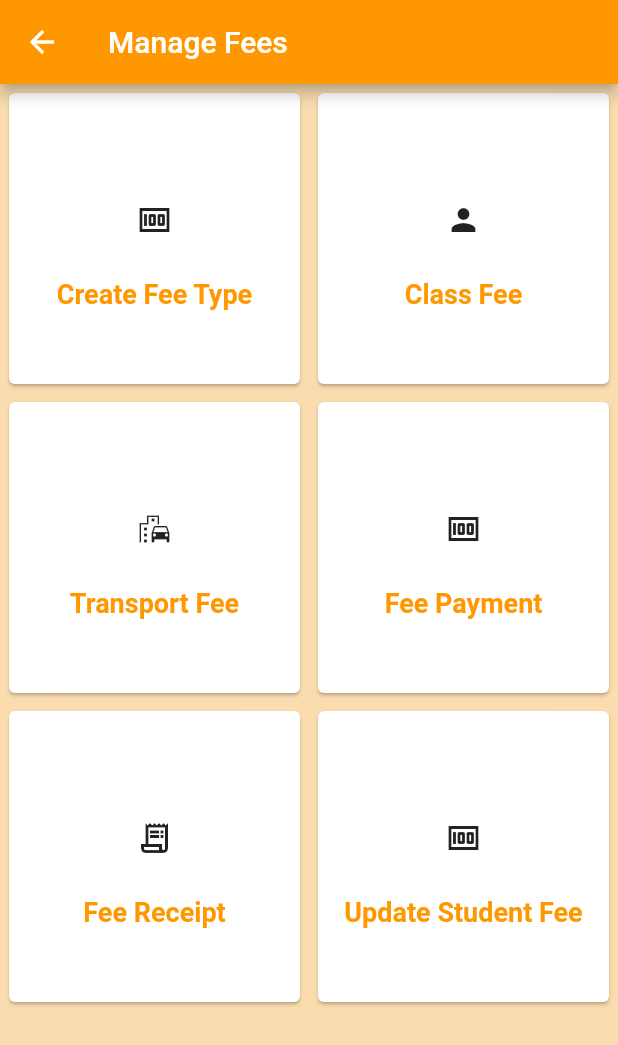
After one commit to plasticpontechnologies/erp_android_app, a Flutter app: the ManageFeesScreen screen opened directly, on a phone screen of 412 x 824 dp. The commit adds this screen. Shown: the top 1045 px of the screen. Run offline on Flutter 3.47's test engine with Material 2 defaults, Android fonts, the phone set to English and light mode, and no system bars; our stand-ins replace image_picker, share; missing offline and left inert: flutter_clean_calendar.

Commit message:
commit
Signed-off-by: plasticpontechnologies <plasticontechnologies@gmail.com>

```diff
--- /dev/null
+++ b/lib/ManageFees.dart
@@ -0,0 +1,129 @@
+import 'package:flutter/material.dart';
+import 'package:flutter_app_erp/TABS/MainTabScreen.dart';
+// import 'package:font_awesome_flutter/font_awesome_flutter.dart';
+
+// import 'TABS/SchoolInformation.dart';
+
+// import 'BMIDetailScreen.dart';
+
+class ManageFeesScreen extends StatefulWidget {
+  const ManageFeesScreen({Key key}) : super(key: key);
+  @override
+  _ManageFeesScreenState createState() => _ManageFeesScreenState();
+}
+
+class _ManageFeesScreenState extends State<ManageFeesScreen> {
+  List<IconData> icons = [
+    Icons.money,
+    Icons.person,
+    Icons.emoji_transportation,
+    Icons.money,
+    Icons.receipt_long_outlined,
+    Icons.money
+  ];
+  List<Color> colors = [
+    Colors.purple,
+    Colors.lightGreen,
+    Colors.orange,
+    Colors.blue,
+    Colors.red,
+    Colors.green
+  ];
+
+  var arrList = [];
+
+  double _currentSliderValue = 20;
+
+  @override
+  Widget build(BuildContext context) {
+    Size screenSize = MediaQuery.of(context).size;
+
+    return Scaffold(
+      appBar: AppBar(
+        title: Text('Manage Fees'),
+        backgroundColor: (Colors.orange),
+        leading: IconButton(
+            icon: Icon(
+              Icons.arrow_back,
+              //    color: Colors.black
+            ),
+            onPressed: () {
+              Navigator.push(
+                context,
+                MaterialPageRoute(
+                    builder: (context) => MaintabScreen(
+                          selectedIndexValue: 0,
+                        )),
+              );
+            }),
+      ),
+      body: Container(
+        height: screenSize.height,
+        child: GridView.count(
+          // Create a grid with 2 columns. If you change the scrollDirection to
+          // horizontal, this produces 2 rows.
+          crossAxisCount: 2,
+
+          // Generate 100 widgets that display their index in the List.
+          children: List.generate(icons.length, (index) {
+            var strText = 'School Info Default';
+
+            if (index == 0) {
+              strText = 'Create Fee Type';
+            }
+            if (index == 1) {
+              strText = 'Class Fee';
+            }
+            if (index == 2) {
+              strText = 'Transport Fee';
+            }
+            if (index == 3) {
+              strText = 'Fee Payment';
+            }
+            if (index == 4) {
+              strText = 'Fee Receipt';
+            }
+            if (index == 5) {
+              strText = 'Update Student Fee';
+            }
+            return Padding(
+              padding: const EdgeInsets.all(2.0),
+              child: Card(
+                color: Color.fromRGBO(255, 255, 255, 1.0),
+                child: Padding(
+                  padding: const EdgeInsets.all(0.0),
+                  child: Center(
+                      child: Column(
+                    crossAxisAlignment: CrossAxisAlignment.center,
+                    mainAxisAlignment: MainAxisAlignment.center,
+                    children: [
+                      SizedBox(
+                        child: ClipRRect(
+                            borderRadius: BorderRadius.circular(25.0),
+                            child: Icon(
+                              icons[index],
+                            )),
+                        height: 70,
+                      ),
+                      SizedBox(
+                        height: 4,
+                      ),
+                      Text(
+                        strText,
+                        style: TextStyle(
+                            color: Colors.orange,
+                            fontSize: 18.0,
+                            fontWeight: FontWeight.bold),
+                      )
+                    ],
+                  )),
+                ),
+              ),
+            );
+          }),
+        ),
+      ),
+      backgroundColor: Color.fromRGBO(250, 220, 175, 1.0),
+    );
+  }
+}
--- a/lib/TABS/DashboardScreen.dart
+++ b/lib/TABS/DashboardScreen.dart
@@ -4,6 +4,7 @@ import 'dart:io';
 import 'package:flutter/cupertino.dart';
 import 'package:flutter/material.dart';
 import 'package:flutter_app_erp/ClassListScreen.dart';
+import 'package:flutter_app_erp/ManageFees.dart';
 import 'package:image_picker/image_picker.dart';
 
 class DashboardScreen extends StatefulWidget {
@@ -369,16 +370,20 @@ class _DashboardScreenState extends State<DashboardScreen> {
 
                       return GestureDetector(
                         onTap: () {
-
                           if (index == 0) {
-
                             Navigator.push(
                               context,
                               MaterialPageRoute(
                                   builder: (context) => ClassListScreen()),
                             );
                           }
-
+                          if (index == 1) {
+                            Navigator.push(
+                              context,
+                              MaterialPageRoute(
+                                  builder: (context) => ManageFeesScreen()),
+                            );
+                          }
 
                           print('Calling $index');
                         },
```
